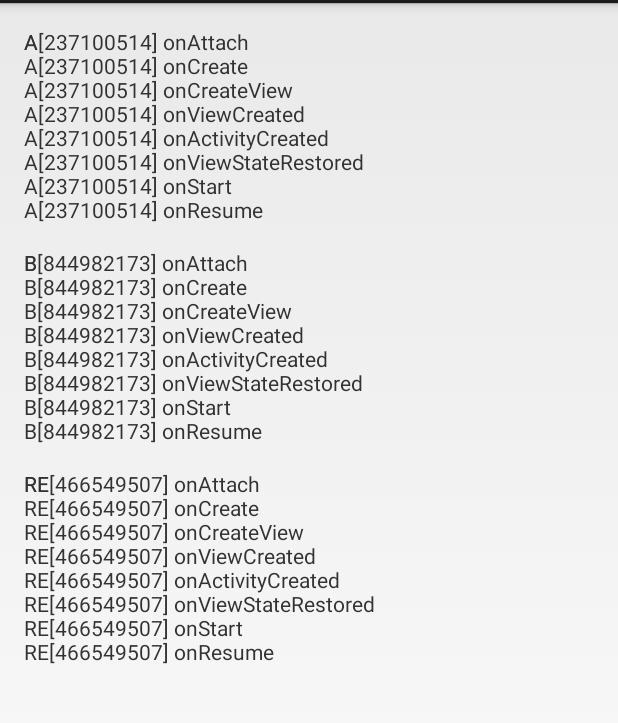
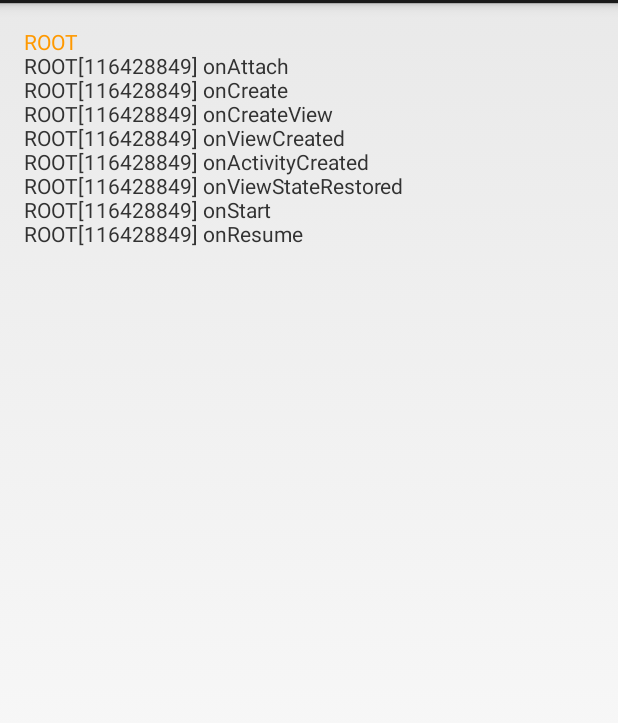
Before and after one commit to eveliotc/fragments, an Android app: the screen it shows after launch (MainActivity), on a phone screen of 412 x 824 dp, the part 69-792 px from its top. Run offline under Robolectric (Android 15) with nearby library versions, the phone set to English and light mode, and no system bars; 1 statement that could not run was skipped.

```diff
--- a/Fragments/src/main/java/info/evelio/fragments/LoggerFragment.java
+++ b/Fragments/src/main/java/info/evelio/fragments/LoggerFragment.java
@@ -9,7 +9,7 @@ import android.view.View;
 import android.view.ViewGroup;
 import android.widget.TextView;
 
-public final class LoggerFragment extends Fragment {
+public class LoggerFragment extends Fragment {
 
   private TextView mLogView;
   private StringBuilder mLogBuilder;
--- a/Fragments/src/main/java/info/evelio/fragments/MainActivity.java
+++ b/Fragments/src/main/java/info/evelio/fragments/MainActivity.java
@@ -6,27 +6,34 @@ import android.support.v4.app.FragmentActivity;
 
 public class MainActivity extends FragmentActivity {
 
-  private static final String A = "A";
-  private static final String B = "B";
-  private static final String RETAIN = "RE";
+  private static final String ROOT = "ROOT";
+  private static final String NESTED = "NESTED";
+  private static final String SUPERNESTED = "SUPERNESTED";
 
   @Override
   protected void onCreate(Bundle savedInstanceState) {
     super.onCreate(savedInstanceState);
     setContentView(R.layout.activity_main);
 
-
     if (savedInstanceState == null) {
-      addFragment(A);
-      addFragment(B);
-      addFragment(RETAIN).setRetainInstance(true);
+      addRootFragment(ROOT);
     }
   }
 
-  private Fragment addFragment(String tag) {
-    final Fragment fr = new LoggerFragment();
+  private Fragment addRootFragment(String tag) {
+    final Fragment fr = new RootFragment();
     getSupportFragmentManager().beginTransaction().add(R.id.fragment_root, fr, tag).commit();
     return fr;
   }
 
+  public static class RootFragment extends NestedFragment {
+    @Override
+    public void onActivityCreated(Bundle savedInstanceState) {
+      super.onActivityCreated(savedInstanceState);
+
+      addNestedFragment(NESTED);
+    }
+  }
+
+
 }
--- /dev/null
+++ b/Fragments/src/main/java/info/evelio/fragments/NestedFragment.java
@@ -0,0 +1,11 @@
+package info.evelio.fragments;
+
+public class NestedFragment extends LoggerFragment {
+
+  public NestedFragment addNestedFragment(String tag) {
+    final NestedFragment fr = new NestedFragment();
+    getChildFragmentManager().beginTransaction().add(R.id.child_container, fr, tag).commit();
+    return fr;
+  }
+
+}
--- a/Fragments/src/main/res/layout/fragment_logger.xml
+++ b/Fragments/src/main/res/layout/fragment_logger.xml
@@ -10,10 +10,13 @@
       android:id="@+id/name_view"
       android:layout_width="wrap_content"
       android:layout_height="wrap_content"
+      android:textColor="#ffff9900"
       />
+
   <ScrollView android:layout_width="match_parent"
               android:layout_height="match_parent"
               android:fillViewport="true"
+              android:layout_marginTop="16dp"
       >
 
     <TextView
```
Also changed, not shown: Fragments/src/main/java/info/evelio/fragments/LifecycleActivity.java (added, +32 -0 lines).
